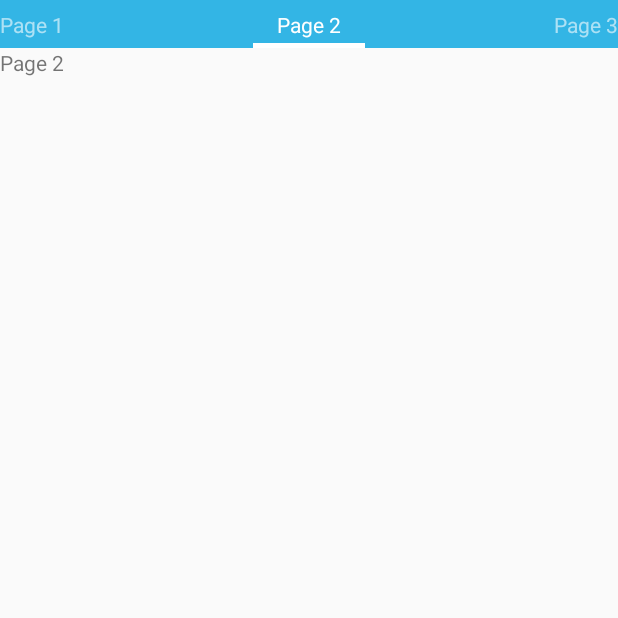
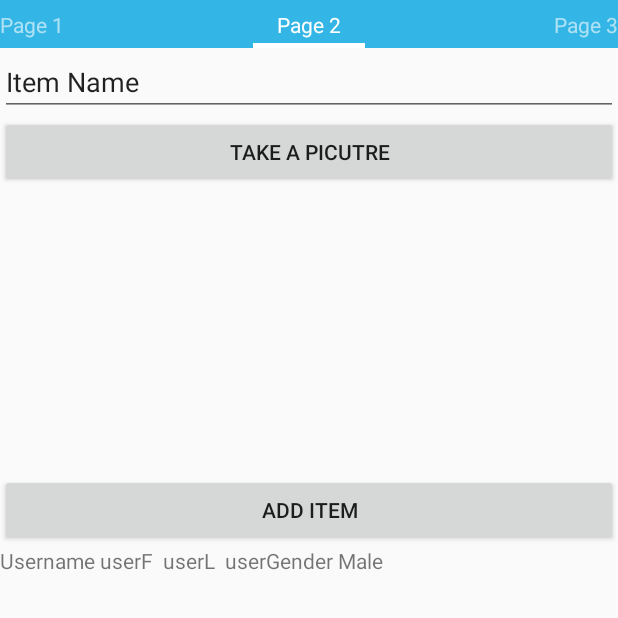
Before and after one commit to atddev/infoway, an Android app: the SuccessActivity screen opened directly, with no data from a screen before it, after a tap on an icon or button, on a phone screen of 412 x 824 dp, the top half of it. Run offline under Robolectric (Android 15) with nearby library versions, the phone set to English and light mode, and no system bars.

Commit message:
Added Add item frag + camera stuff

```diff
--- a/app/src/main/AndroidManifest.xml
+++ b/app/src/main/AndroidManifest.xml
@@ -4,6 +4,10 @@
 
     <!-- To auto-complete the email text field in the login form with the user's emails -->
     <uses-permission android:name="android.permission.INTERNET" />
+    <uses-permission android:name="android.permission.WRITE_EXTERNAL_STORAGE"
+        android:maxSdkVersion="18" />
+    <uses-feature android:name="android.hardware.camera"
+        android:required="true" />
 
     <application
         android:allowBackup="true"
--- /dev/null
+++ b/app/src/main/java/com/example/atd/infoway/AddItemFrag.java
@@ -0,0 +1,107 @@
+package com.example.atd.infoway;
+
+import android.content.Intent;
+import android.graphics.Bitmap;
+import android.media.Image;
+import android.os.Bundle;
+import android.provider.MediaStore;
+import android.support.v4.app.Fragment;
+import android.util.Base64;
+import android.view.LayoutInflater;
+import android.view.View;
+import android.view.ViewGroup;
+import android.widget.Button;
+import android.widget.EditText;
+import android.widget.ImageView;
+import android.widget.TextView;
+
+import java.io.ByteArrayOutputStream;
+
+import static android.app.Activity.RESULT_OK;
+
+/**
+ * Created by atd on 9/20/2016.
+ */
+
+
+    public class AddItemFrag extends Fragment {
+    EditText ItemnameView;
+    Button TakePicBut, AddBut;
+    ImageView image;
+    Item item;
+
+    @Override
+        public View onCreateView(LayoutInflater inflater, ViewGroup container, Bundle savedInstanceState) {
+            // Inflate the layout resource that'll be returned
+            View rootView = inflater.inflate(R.layout.frag_add, container, false);
+
+            // Get the arguments that was supplied when
+            // the fragment was instantiated in the
+            // CustomPagerAdapter
+          //  Bundle args = getArguments();
+
+        // create a new user
+        User NewUser = User.getInstance();
+
+            ItemnameView = (EditText) rootView.findViewById(R.id.EditItemName);
+            TakePicBut = (Button) rootView.findViewById(R.id.buttonTakePic);
+            AddBut = (Button) rootView.findViewById(R.id.buttonAdd);
+            image = (ImageView) rootView.findViewById(R.id.imageView);
+
+        TextView text = (TextView) rootView.findViewById(R.id.textView3);
+
+        text.setText("Username" + NewUser.getUsername()+ " userF " +NewUser.getFirstName() +" userL " +NewUser.getLastName() +" userGender " +NewUser.getGender());
+            // create a new item object
+            item = new Item();
+            // set item name
+            item.name = ItemnameView.getText().toString();
+
+
+        // Take a picture button
+        TakePicBut.setOnClickListener(new View.OnClickListener() {
+            @Override
+            public void onClick(View view) {
+
+               dispatchTakePictureIntent();
+            }
+        });
+
+        // Add new item button
+        AddBut.setOnClickListener(new View.OnClickListener() {
+            @Override
+            public void onClick(View view) {
+
+               // dispatchTakePictureIntent();
+            }
+        });
+
+            return rootView;
+        }
+
+    private void dispatchTakePictureIntent() {
+        Intent takePictureIntent = new Intent(MediaStore.ACTION_IMAGE_CAPTURE);
+        if (takePictureIntent.resolveActivity( getActivity().getPackageManager()) != null) {
+            startActivityForResult(takePictureIntent, 1);
+        }
+    }
+
+    @Override
+    public void onActivityResult(int requestCode, int resultCode, Intent data) {
+        if (requestCode == 1 && resultCode == RESULT_OK) {
+            Bundle extras = data.getExtras();
+            Bitmap imageBitmap = (Bitmap) extras.get("data");
+
+            //Convert bitmap to byte array
+            ByteArrayOutputStream byteArrayOutputStream = new ByteArrayOutputStream();
+            imageBitmap.compress(Bitmap.CompressFormat.PNG, 100, byteArrayOutputStream);
+            byte[] byteArray = byteArrayOutputStream .toByteArray();
+            //Encode base64 from byte array
+            item.pic = Base64.encodeToString(byteArray, Base64.DEFAULT);
+
+            // set view thumbnail
+            image.setImageBitmap(imageBitmap);
+        }
+    }
+
+
+}
--- a/app/src/main/java/com/example/atd/infoway/Item.java
+++ b/app/src/main/java/com/example/atd/infoway/Item.java
@@ -7,5 +7,6 @@ package com.example.atd.infoway;
 public class Item {
     public User user;
     public String name;
+    public String pic;
     public int done;
 }
--- a/app/src/main/java/com/example/atd/infoway/SuccessActivity.java
+++ b/app/src/main/java/com/example/atd/infoway/SuccessActivity.java
@@ -2,6 +2,7 @@ package com.example.atd.infoway;
 
 import android.app.Activity;
 import android.content.Context;
+import android.content.Intent;
 import android.os.Bundle;
 
 import android.support.v4.app.Fragment;
@@ -23,11 +24,12 @@ public class SuccessActivity extends FragmentActivity {
 
     CustomPagerAdapter mCustomPagerAdapter;
     ViewPager mViewPager;
-
+    String user;
     @Override
     protected void onCreate(Bundle savedInstanceState) {
         super.onCreate(savedInstanceState);
         setContentView(R.layout.activity_success);
+
 
         mCustomPagerAdapter = new CustomPagerAdapter(getSupportFragmentManager(), this.getApplicationContext());
 
@@ -47,6 +49,11 @@ public class SuccessActivity extends FragmentActivity {
         @Override
         public Fragment getItem(int position) {
 
+            if (position == 1){
+                Fragment fragment = new AddItemFrag();
+                return fragment;
+            }
+            else {
                 // Create fragment object
                 Fragment fragment = new DemoFragment();
 
@@ -61,6 +68,7 @@ public class SuccessActivity extends FragmentActivity {
                 fragment.setArguments(args);
 
                 return fragment;
+            } // end else
         }
 
 
--- a/app/src/main/java/com/example/atd/infoway/User.java
+++ b/app/src/main/java/com/example/atd/infoway/User.java
@@ -5,10 +5,64 @@ package com.example.atd.infoway;
  */
 
 public class User {
-    public String username;
-    public String password;
-    public String fname;
-    public String lname;
-    public String gender;
-    public int age;
+
+    private static User instance;
+
+    private User() {}
+
+    public static User getInstance() {
+        if (instance == null) {
+            instance = new User();
+        }
+        return instance;
+    }
+    private String username;
+    private String password;
+    private String fname;
+    private String lname;
+    private String gender;
+    private int age;
+
+    public String getUsername() {
+        return username;
+    }
+    public void setUsername(String username) {
+        this.username = username;
+    }
+
+    public String getPassword() {
+        return password;
+    }
+    public void setPassword(String password) {
+        this.password = password;
+    }
+
+    public String getFirstName() {
+        return fname;
+    }
+    public void setFirstName(String fname) {
+        this.fname = fname;
+    }
+
+    public String getLastName() {
+        return lname;
+    }
+    public void setLastName(String lname) {
+        this.lname = lname;
+    }
+
+    public String getGender() {
+        return gender;
+    }
+    public void setGender(String gender) {
+        this.gender = gender;
+    }
+
+    public int getAge() {
+        return age;
+    }
+    public void setAge(int age) {
+        this.age = age;
+    }
+
 }
--- /dev/null
+++ b/app/src/main/res/layout/frag_add.xml
@@ -0,0 +1,42 @@
+<?xml version="1.0" encoding="utf-8"?>
+<LinearLayout xmlns:android="http://schemas.android.com/apk/res/android"
+    xmlns:app="http://schemas.android.com/apk/res-auto"
+    android:orientation="vertical" android:layout_width="match_parent"
+    android:layout_height="match_parent">
+
+    <EditText
+        android:layout_width="match_parent"
+        android:layout_height="wrap_content"
+        android:inputType="textPersonName"
+        android:text="Item Name"
+        android:ems="10"
+        android:id="@+id/EditItemName" />
+
+    <Button
+        android:text="Take a picutre"
+        android:layout_width="match_parent"
+        android:layout_height="wrap_content"
+        android:id="@+id/buttonTakePic" />
+
+    <ImageView
+        android:layout_width="160dp"
+        android:layout_height="160dp"
+        android:id="@+id/imageView"
+        android:layout_marginTop="15dp"
+        android:layout_gravity="center"
+        android:layout_marginBottom="15dp"/>
+
+    <Button
+        android:text="Add Item"
+        android:layout_width="match_parent"
+        android:layout_height="wrap_content"
+        android:id="@+id/buttonAdd" />
+
+    <TextView
+        android:text="TextView"
+        android:layout_width="match_parent"
+        android:layout_height="wrap_content"
+        android:id="@+id/textView3" />
+
+
+</LinearLayout>
```
Also changed, not shown: app/src/main/java/com/example/atd/infoway/LoginActivity.java (+10 -7 lines), app/src/main/java/com/example/atd/infoway/RegisterActivity.java (+11 -13 lines), app/src/main/java/com/example/atd/infoway/UsersDBHelper.java (+57 -6 lines). Lines whose indentation alone changed are shown as unchanged.
